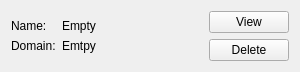
Old version of the form cookiewidget.ui in the repository metrixnetic/uranium.
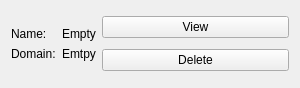
New version of the form.

Diff of the .ui file:
```diff
--- a/cookiewidget.ui
+++ b/cookiewidget.ui
@@ -7,7 +7,7 @@
     <x>0</x>
     <y>0</y>
     <width>300</width>
-    <height>71</height>
+    <height>88</height>
    </rect>
   </property>
   <property name="sizePolicy">
@@ -31,7 +31,7 @@
   <property name="windowTitle">
    <string>Form</string>
   </property>
-  <layout class="QHBoxLayout" name="horizontalLayout" stretch="3,1">
+  <layout class="QHBoxLayout" name="horizontalLayout" stretch="0,1">
    <item>
     <layout class="QFormLayout" name="formLayout">
      <property name="formAlignment">
```
Left out of the diff: 1 changed line with no effect on the pictures.
